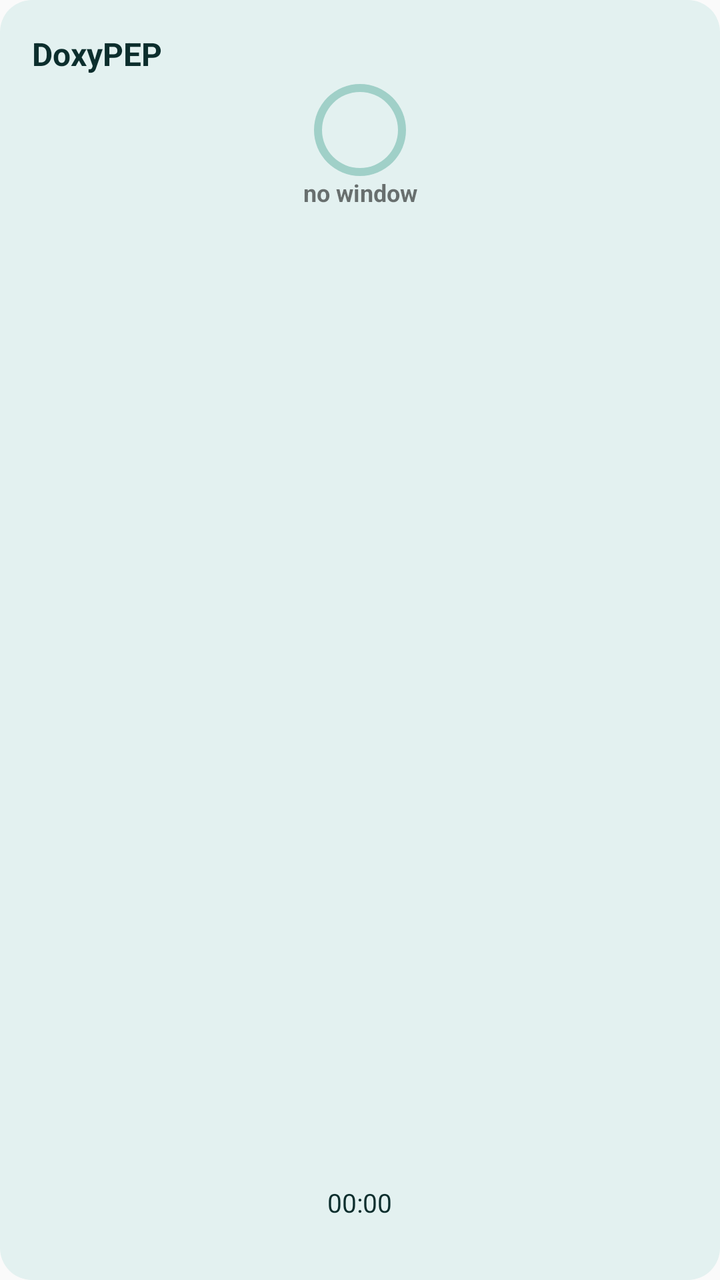
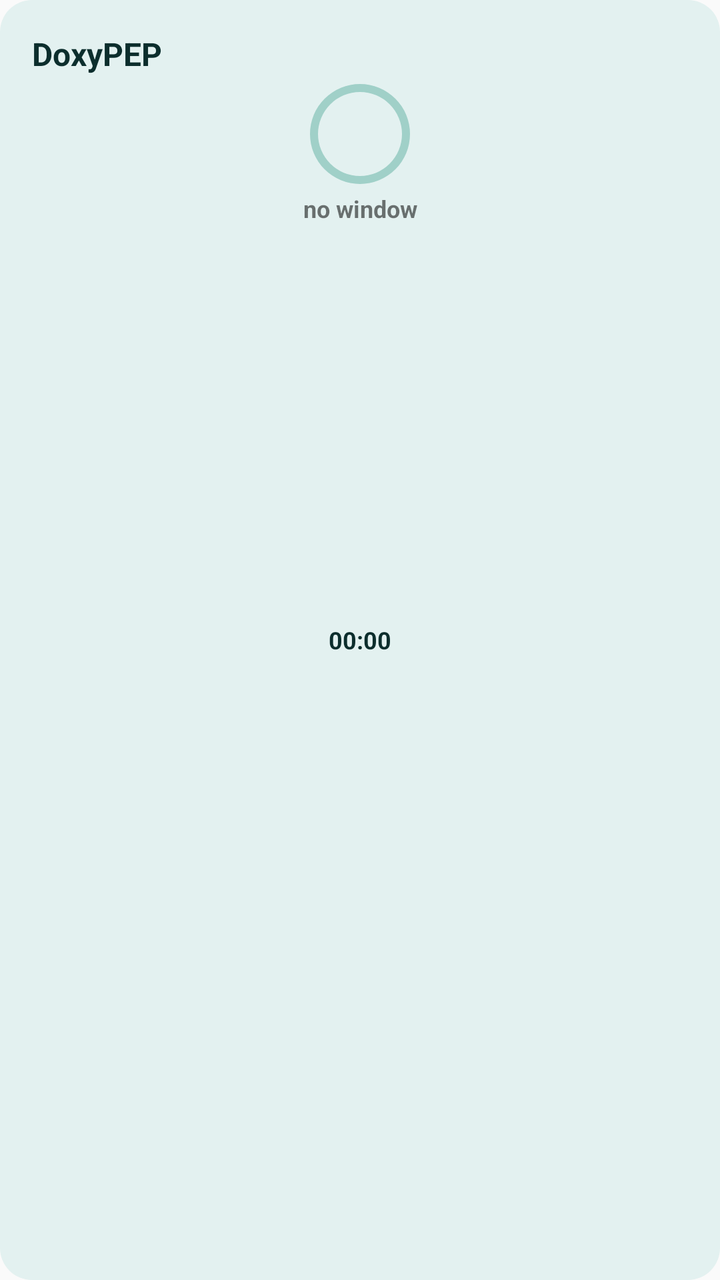

The first picture is an Android layout as it rendered before a commit; the second is the same layout after the commit. The layout source and the unified diff follow.
<!-- AndroidManifest.xml: application theme AppTheme -->
<!-- res/layout/doxy_pep_widget.xml -->
<?xml version="1.0" encoding="utf-8"?>
<FrameLayout xmlns:android="http://schemas.android.com/apk/res/android"
    android:id="@+id/widget_root"
    android:layout_width="match_parent"
    android:layout_height="match_parent"
    android:padding="16dp"
    android:background="@drawable/widget_background">

    <TextView
        android:id="@+id/widget_doxy_title"
        android:layout_width="wrap_content"
        android:layout_height="wrap_content"
        android:layout_gravity="top|start"
         android:text="DoxyPEP"
         android:textSize="16sp"
         android:textColor="@color/widget_text_primary"
         android:textStyle="bold"
        android:maxLines="2"
        android:ellipsize="end"
        android:breakStrategy="simple" />

    
    <ProgressBar
        android:id="@+id/widget_doxy_ring"
        style="@style/ShosWidgetRing"
        android:layout_width="46dp"
        android:layout_height="46dp"
        android:layout_gravity="top|center_horizontal"
        android:layout_marginTop="26dp"
        android:rotation="-90"
        android:max="100" />

    
    <TextView
        android:id="@+id/widget_doxy_status"
        android:layout_width="match_parent"
        android:layout_height="wrap_content"
        android:layout_gravity="top|center_horizontal"
        android:layout_marginTop="72dp"
        android:gravity="center"
        android:text="no window"
        android:textSize="12sp"
        android:textStyle="bold"
        android:maxLines="2"
        android:breakStrategy="simple" />

    
    <Chronometer
        android:id="@+id/widget_doxy_countdown"
        android:layout_width="wrap_content"
        android:layout_height="wrap_content"
        android:layout_gravity="bottom|center_horizontal"
        android:layout_marginBottom="14dp"
        android:textSize="13sp"
        android:textColor="@color/widget_text_primary"
        android:clickable="false"
        android:focusable="false" />

    
    <TextView
        android:id="@+id/widget_doxy_evidence"
        android:layout_width="wrap_content"
        android:layout_height="wrap_content"
        android:layout_gravity="bottom|center_horizontal"
        android:text=""
        android:textSize="11sp"
        android:textColor="@color/widget_text_muted"
        android:maxLines="1"
        android:ellipsize="end"
        android:breakStrategy="simple" />
</FrameLayout>
<!-- resources referenced by this layout -->
<resources>
  <color name="widget_text_muted">#4C6664</color>
  <color name="widget_text_primary">#0C2E2D</color>
  <!-- drawable widget_background (drawable) -->
  <?xml version="1.0" encoding="utf-8"?>
  <shape xmlns:android="http://schemas.android.com/apk/res/android"
      android:shape="rectangle">
      <solid android:color="@color/widget_bg" />
      <corners android:radius="16dp" />
  </shape>
  <style name="ShosWidgetRing" parent="@android:style/Widget.ProgressBar.Horizontal">
          <item name="android:progressDrawable">@drawable/widget_ring</item>
          <item name="android:maxHeight">0dp</item>
          <item name="android:minHeight">0dp</item>
          <item name="android:indeterminateOnly">false</item>
      </style>
  <style name="AppTheme" parent="Theme.AppCompat.Light.DarkActionBar">
          
          <item name="colorPrimary">@color/colorPrimary</item>
          <item name="colorPrimaryDark">@color/colorPrimaryDark</item>
          <item name="colorAccent">@color/colorAccent</item>
          <item name="android:statusBarColor">@android:color/transparent</item>
          <item name="android:navigationBarColor">@android:color/transparent</item>
      </style>
  <color name="widget_bg">#E3F1F0</color>
  <!-- drawable widget_ring (drawable) -->
  <?xml version="1.0" encoding="utf-8"?>
  <layer-list xmlns:android="http://schemas.android.com/apk/res/android">
      <item
          android:id="@android:id/background"
          android:drawable="@drawable/widget_ring_track" />
      <item
          android:id="@android:id/progress"
          android:drawable="@drawable/widget_ring_arc" />
  </layer-list>
  <!-- drawable widget_ring_track (drawable) -->
  <?xml version="1.0" encoding="utf-8"?>
  <shape xmlns:android="http://schemas.android.com/apk/res/android"
      android:shape="ring"
      android:innerRadius="19dp"
      android:thickness="4dp"
      android:useLevel="false">
      <solid android:color="@color/widget_ring_track" />
  </shape>
  <!-- drawable widget_ring_arc (drawable) -->
  <?xml version="1.0" encoding="utf-8"?>
  <shape xmlns:android="http://schemas.android.com/apk/res/android"
      android:shape="ring"
      android:innerRadius="19dp"
      android:thickness="4dp"
      android:useLevel="true">
      <solid android:color="@color/widget_good" />
  </shape>
  <color name="widget_ring_track">#A0D0C8</color>
  <color name="widget_good">#0B6B33</color>
</resources>

<!-- the commit's change to res/layout/doxy_pep_widget.xml (unified diff, before → after) -->
@@ -23,12 +23,46 @@
     <ProgressBar
         android:id="@+id/widget_doxy_ring"
         style="@style/ShosWidgetRing"
-        android:layout_width="46dp"
-        android:layout_height="46dp"
+        android:layout_width="50dp"
+        android:layout_height="50dp"
         android:layout_gravity="top|center_horizontal"
         android:layout_marginTop="26dp"
         android:rotation="-90"
         android:max="100" />
+
+    
+    <Chronometer
+        android:id="@+id/widget_doxy_countdown"
+        android:layout_width="42dp"
+        android:layout_height="wrap_content"
+        android:layout_gravity="center"
+        android:gravity="center"
+        android:textSize="12sp"
+        android:textStyle="bold"
+        android:textColor="@color/widget_text_primary"
+        android:maxLines="1"
+        android:autoSizeTextType="uniform"
+        android:autoSizeMaxTextSize="12sp"
+        android:autoSizeMinTextSize="9sp"
+        android:autoSizeStepGranularity="1sp"
+        android:clickable="false"
+        android:focusable="false" />
+
+    
+    <TextView
+        android:id="@+id/widget_doxy_ring_label"
+        android:layout_width="42dp"
+        android:layout_height="wrap_content"
+        android:layout_gravity="center"
+        android:gravity="center"
+        android:text=""
+        android:textSize="12sp"
+        android:textStyle="bold"
+        android:maxLines="1"
+        android:autoSizeTextType="uniform"
+        android:autoSizeMaxTextSize="12sp"
+        android:autoSizeMinTextSize="9sp"
+        android:autoSizeStepGranularity="1sp" />
 
     
     <TextView
@@ -36,25 +70,13 @@
         android:layout_width="match_parent"
         android:layout_height="wrap_content"
         android:layout_gravity="top|center_horizontal"
-        android:layout_marginTop="72dp"
+        android:layout_marginTop="80dp"
         android:gravity="center"
         android:text="no window"
         android:textSize="12sp"
         android:textStyle="bold"
         android:maxLines="2"
         android:breakStrategy="simple" />
-
-    
-    <Chronometer
-        android:id="@+id/widget_doxy_countdown"
-        android:layout_width="wrap_content"
-        android:layout_height="wrap_content"
-        android:layout_gravity="bottom|center_horizontal"
-        android:layout_marginBottom="14dp"
-        android:textSize="13sp"
-        android:textColor="@color/widget_text_primary"
-        android:clickable="false"
-        android:focusable="false" />
 
     
     <TextView
<!-- resource entries referenced after the edit -->
@@ -38,7 +38,7 @@
   <?xml version="1.0" encoding="utf-8"?>
   <shape xmlns:android="http://schemas.android.com/apk/res/android"
       android:shape="ring"
-      android:innerRadius="19dp"
+      android:innerRadius="21dp"
       android:thickness="4dp"
       android:useLevel="false">
       <solid android:color="@color/widget_ring_track" />
@@ -47,7 +47,7 @@
   <?xml version="1.0" encoding="utf-8"?>
   <shape xmlns:android="http://schemas.android.com/apk/res/android"
       android:shape="ring"
-      android:innerRadius="19dp"
+      android:innerRadius="21dp"
       android:thickness="4dp"
       android:useLevel="true">
       <solid android:color="@color/widget_good" />
